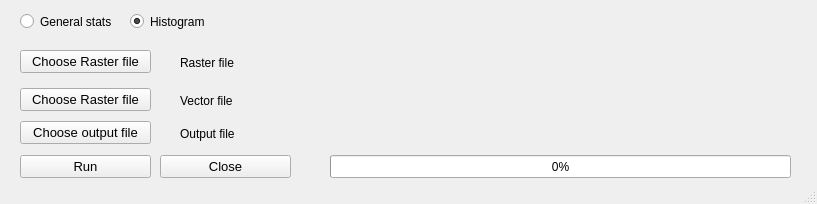
The window that ui_rasterstats_visualizer.ui (pedrocamargo/rasterstats) describes before a commit, drawn with Qt 5.
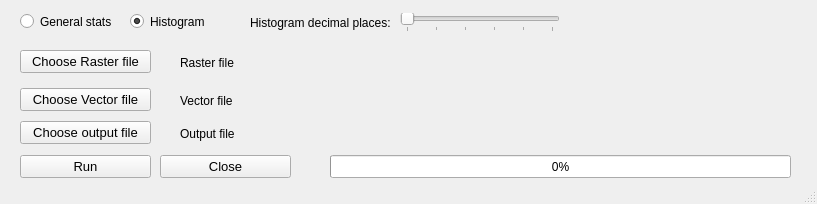
The same window after the commit.

Commit message: Fixed:   Histograms for decimal files   Progress bar Added:   Control for number of decimals in histogram

What changed in the file:
```diff
--- a/ui_rasterstats_visualizer.ui
+++ b/ui_rasterstats_visualizer.ui
@@ -65,7 +65,7 @@
      </font>
     </property>
     <property name="text">
-     <string>Choose Raster file</string>
+     <string>Choose Vector file</string>
     </property>
    </widget>
    <widget class="QPushButton" name="but_run">
@@ -228,6 +228,44 @@
      <bool>true</bool>
     </property>
    </widget>
+   <widget class="QSlider" name="slider_decimals">
+    <property name="geometry">
+     <rect>
+      <x>400</x>
+      <y>13</y>
+      <width>160</width>
+      <height>19</height>
+     </rect>
+    </property>
+    <property name="maximum">
+     <number>5</number>
+    </property>
+    <property name="pageStep">
+     <number>5</number>
+    </property>
+    <property name="orientation">
+     <enum>Qt::Horizontal</enum>
+    </property>
+    <property name="tickPosition">
+     <enum>QSlider::TicksBelow</enum>
+    </property>
+    <property name="tickInterval">
+     <number>1</number>
+    </property>
+   </widget>
+   <widget class="QLabel" name="label_decimals">
+    <property name="geometry">
+     <rect>
+      <x>250</x>
+      <y>13</y>
+      <width>141</width>
+      <height>20</height>
+     </rect>
+    </property>
+    <property name="text">
+     <string>Histogram decimal places: 0</string>
+    </property>
+   </widget>
   </widget>
   <widget class="QStatusBar" name="statusbar"/>
  </widget>
```
The commit also changes 3 other files.
